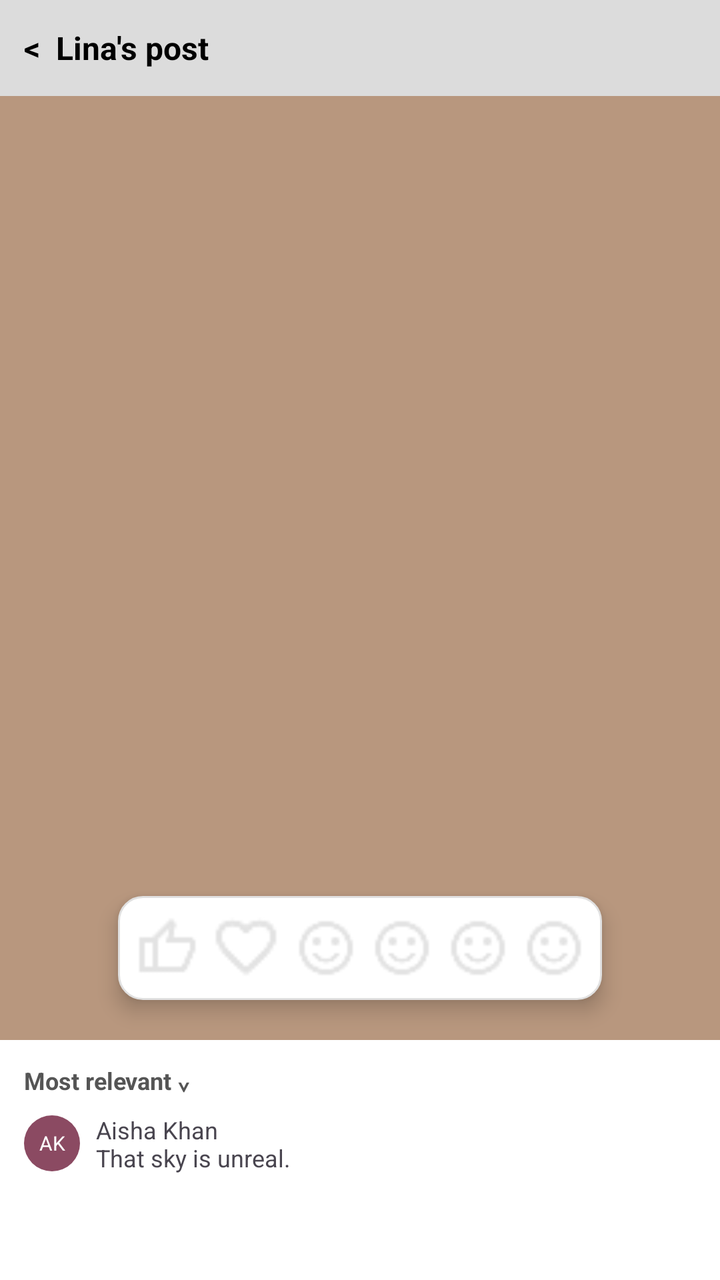
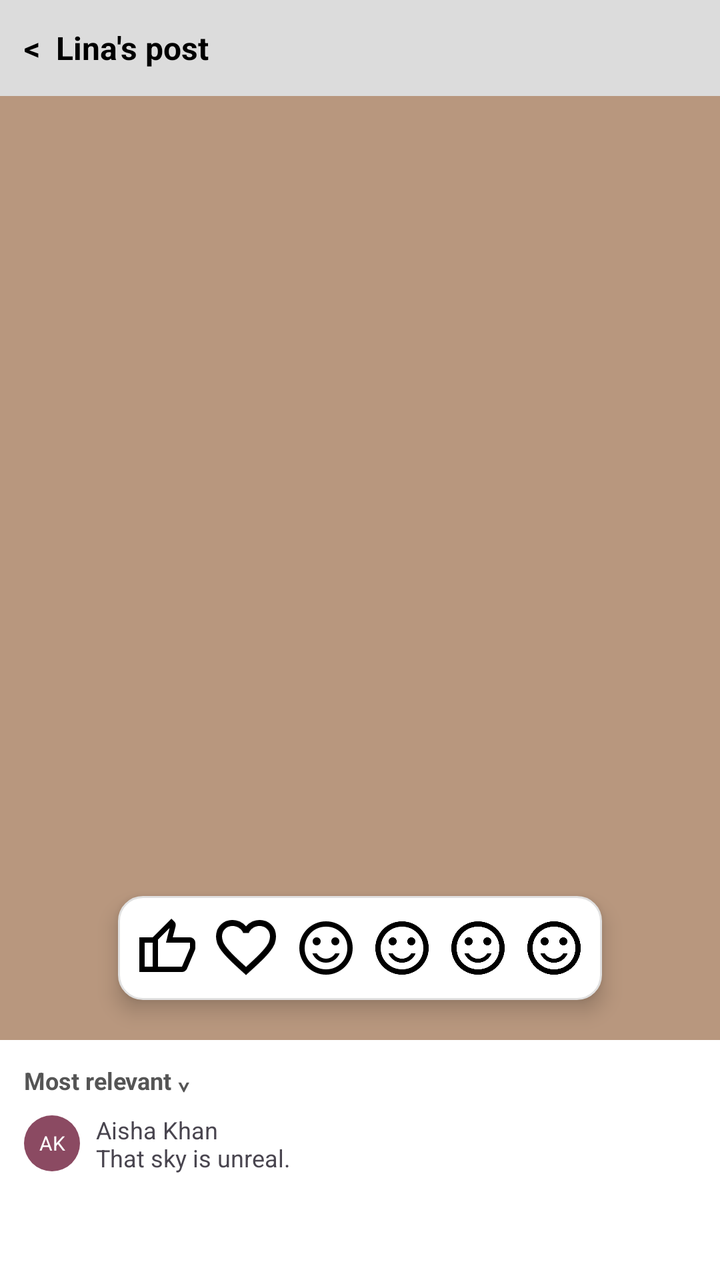

Before-and-after screenshots of an Android layout around one commit, followed by the original layout XML and the change that was made.
<!-- AndroidManifest.xml: application theme Theme.I230720_SMD_Assignment1 -->
<!-- res/layout/reaction_picker.xml -->
<?xml version="1.0" encoding="utf-8"?>
<FrameLayout xmlns:android="http://schemas.android.com/apk/res/android"
    android:layout_width="match_parent"
    android:layout_height="match_parent"
    android:background="#DCDCDC">

    <LinearLayout
        android:layout_width="match_parent"
        android:layout_height="match_parent"
        android:orientation="vertical">

        <LinearLayout
            android:layout_width="match_parent"
            android:layout_height="48dp"
            android:gravity="center_vertical"
            android:paddingStart="12dp">

            <TextView
                android:id="@+id/btnBack"
                android:layout_width="wrap_content"
                android:layout_height="wrap_content"
                android:text="&lt;  Lina's post"
                android:textColor="#000000"
                android:textSize="16sp"
                android:textStyle="bold" />
        </LinearLayout>

        <View
            android:layout_width="match_parent"
            android:layout_height="0dp"
            android:layout_weight="1"
            android:background="#B8977E" />

        <LinearLayout
            android:layout_width="match_parent"
            android:layout_height="120dp"
            android:background="#FFFFFF"
            android:orientation="vertical"
            android:padding="12dp">

            <TextView
                android:layout_width="wrap_content"
                android:layout_height="wrap_content"
                android:text="Most relevant ⌄"
                android:textColor="#555555"
                android:textSize="12sp"
                android:textStyle="bold" />

            <LinearLayout
                android:layout_width="match_parent"
                android:layout_height="wrap_content"
                android:layout_marginTop="8dp"
                android:gravity="center_vertical">

                <TextView
                    android:layout_width="28dp"
                    android:layout_height="28dp"
                    android:background="@drawable/avatar_circle"
                    android:backgroundTint="#8B4A62"
                    android:gravity="center"
                    android:text="AK"
                    android:textColor="#FFFFFF"
                    android:textSize="10sp" />

                <TextView
                    android:layout_width="wrap_content"
                    android:layout_height="wrap_content"
                    android:layout_marginStart="8dp"
                    android:text="Aisha Khan\nThat sky is unreal."
                    android:textSize="12sp" />
            </LinearLayout>
        </LinearLayout>
    </LinearLayout>

    <LinearLayout
        android:layout_width="wrap_content"
        android:layout_height="wrap_content"
        android:layout_gravity="center_horizontal|bottom"
        android:layout_marginBottom="140dp"
        android:background="@drawable/rounded_card"
        android:elevation="6dp"
        android:gravity="center_vertical"
        android:orientation="horizontal"
        android:padding="8dp">

        <ImageView
            android:layout_width="32dp"
            android:layout_height="32dp"
            android:contentDescription="Like"
            android:src="@drawable/like" />

        <ImageView
            android:layout_width="36dp"
            android:layout_height="36dp"
            android:layout_marginStart="6dp"
            android:contentDescription="Heart"
            android:src="@drawable/heart" />

        <ImageView
            android:layout_width="32dp"
            android:layout_height="32dp"
            android:layout_marginStart="6dp"
            android:contentDescription="Haha"
            android:src="@drawable/emoji" />

        <ImageView
            android:layout_width="32dp"
            android:layout_height="32dp"
            android:layout_marginStart="6dp"
            android:contentDescription="Wow"
            android:src="@drawable/emoji" />

        <ImageView
            android:layout_width="32dp"
            android:layout_height="32dp"
            android:layout_marginStart="6dp"
            android:contentDescription="Sad"
            android:src="@drawable/emoji" />

        <ImageView
            android:layout_width="32dp"
            android:layout_height="32dp"
            android:layout_marginStart="6dp"
            android:contentDescription="Angry"
            android:src="@drawable/emoji" />
    </LinearLayout>

</FrameLayout>
<!-- resources referenced by this layout -->
<resources>
  <!-- drawable avatar_circle (drawable) -->
  <?xml version="1.0" encoding="utf-8"?>
  <shape xmlns:android="http://schemas.android.com/apk/res/android"
      android:shape="oval">
      <solid android:color="#ffffff" />
  </shape>
  <!-- drawable emoji: png bitmap (drawable, 677 bytes) -->
  <!-- drawable heart: png bitmap (drawable, 629 bytes) -->
  <!-- drawable like: png bitmap (drawable, 404 bytes) -->
  <!-- drawable rounded_card (drawable) -->
  <?xml version="1.0" encoding="utf-8"?>
  <shape xmlns:android="http://schemas.android.com/apk/res/android"
      android:shape="rectangle">
      <solid android:color="#FFFFFF" />
      <corners android:radius="12dp" />
      <stroke android:width="1dp" android:color="#E0E0E0" />
  </shape>
  <style name="Theme.I230720_SMD_Assignment1" parent="Base.Theme.I230720_SMD_Assignment1" />
  <style name="Base.Theme.I230720_SMD_Assignment1" parent="Theme.Material3.DayNight.NoActionBar">
          
          
      </style>
</resources>

<!-- the commit's change to res/layout/reaction_picker.xml (unified diff, before → after) -->
@@ -87,42 +87,42 @@
             android:layout_width="32dp"
             android:layout_height="32dp"
             android:contentDescription="Like"
-            android:src="@drawable/like" />
+            android:src="@drawable/thumb_up" />
 
         <ImageView
             android:layout_width="36dp"
             android:layout_height="36dp"
             android:layout_marginStart="6dp"
             android:contentDescription="Heart"
-            android:src="@drawable/heart" />
+            android:src="@drawable/favorite" />
 
         <ImageView
             android:layout_width="32dp"
             android:layout_height="32dp"
             android:layout_marginStart="6dp"
             android:contentDescription="Haha"
-            android:src="@drawable/emoji" />
+            android:src="@drawable/sentiment_satisfied" />
 
         <ImageView
             android:layout_width="32dp"
             android:layout_height="32dp"
             android:layout_marginStart="6dp"
             android:contentDescription="Wow"
-            android:src="@drawable/emoji" />
+            android:src="@drawable/sentiment_satisfied" />
 
         <ImageView
             android:layout_width="32dp"
             android:layout_height="32dp"
             android:layout_marginStart="6dp"
             android:contentDescription="Sad"
-            android:src="@drawable/emoji" />
+            android:src="@drawable/sentiment_satisfied" />
 
         <ImageView
             android:layout_width="32dp"
             android:layout_height="32dp"
             android:layout_marginStart="6dp"
             android:contentDescription="Angry"
-            android:src="@drawable/emoji" />
+            android:src="@drawable/sentiment_satisfied" />
     </LinearLayout>
 
 </FrameLayout>
<!-- resource entries referenced after the edit -->
@@ -6,9 +6,15 @@
       android:shape="oval">
       <solid android:color="#ffffff" />
   </shape>
-  <!-- drawable emoji: png bitmap (drawable, 677 bytes) -->
-  <!-- drawable heart: png bitmap (drawable, 629 bytes) -->
-  <!-- drawable like: png bitmap (drawable, 404 bytes) -->
+  <!-- drawable favorite (drawable) -->
+  <vector xmlns:android="http://schemas.android.com/apk/res/android"
+      android:width="24dp"
+      android:height="24dp"
+      android:viewportWidth="24"
+      android:viewportHeight="24">
+      <path android:fillColor="@android:color/black"
+          android:pathData="M12,21l-1.45-1.3q-2.53-2.27-4.18-3.92q-1.65-1.65-2.63-2.96Q2.78,11.5 2.39,10.4T2,8.15Q2,5.8 3.58,4.22T7.5,2.65q1.3,0 2.48,0.55T12,4.75q0.85-1 2.03-1.55T16.5,2.65q2.35,0 3.93,1.57T22,8.15q0,1.15-0.39,2.25t-1.36,2.41q-0.97,1.31-2.63,2.96q-1.65,1.65-4.17,3.92L12,21Zm0-2.7q2.4-2.15 3.95-3.69t2.45-2.67t1.25-2.03Q20,9.02 20,8.15q0-1.5-1-2.5t-2.5-1q-1.17,0-2.17,0.66q-1,0.66-1.38,1.69h-1.9Q10.68,5.97 9.68,5.31T7.5,4.65q-1.5,0-2.5,1T4,8.15Q4,9.02 4.35,9.91T5.6,11.94t2.45,2.67T12,18.3Zm0-6.83Z"/>
+  </vector>
   <!-- drawable rounded_card (drawable) -->
   <?xml version="1.0" encoding="utf-8"?>
   <shape xmlns:android="http://schemas.android.com/apk/res/android"
@@ -17,6 +23,24 @@
       <corners android:radius="12dp" />
       <stroke android:width="1dp" android:color="#E0E0E0" />
   </shape>
+  <!-- drawable sentiment_satisfied (drawable) -->
+  <vector xmlns:android="http://schemas.android.com/apk/res/android"
+      android:width="24dp"
+      android:height="24dp"
+      android:viewportWidth="24"
+      android:viewportHeight="24">
+      <path android:fillColor="@android:color/black"
+          android:pathData="M15.5,11q0.63,0 1.06-0.44T17,9.5T16.56,8.44T15.5,8T14.44,8.44T14,9.5t0.44,1.06T15.5,11Zm-7,0q0.63,0 1.06-0.44T10,9.5T9.56,8.44T8.5,8T7.44,8.44T7,9.5t0.44,1.06T8.5,11Zm6.59,5.54Q16.48,15.58 17.1,14H15.45q-0.55,0.92-1.46,1.46T12,16t-1.99-0.54T8.55,14H6.9q0.63,1.57 2.01,2.54T12,17.5t3.09-0.96ZM8.1,21.21q-1.82-0.79-3.17-2.14Q3.58,17.73 2.79,15.9T2,12Q2,9.92 2.79,8.1Q3.58,6.27 4.93,4.93Q6.28,3.57 8.1,2.79Q9.93,2 12,2t3.9,0.79t3.17,2.14q1.35,1.35 2.14,3.17Q22,9.92 22,12t-0.79,3.9t-2.14,3.17q-1.35,1.35-3.17,2.14T12,22q-2.07,0-3.9-0.79ZM12,12Zm5.68,5.68Q20,15.35 20,12T17.68,6.32T12,4T6.33,6.32T4,12t2.33,5.68T12,20t5.68-2.32Z"/>
+  </vector>
+  <!-- drawable thumb_up (drawable) -->
+  <vector xmlns:android="http://schemas.android.com/apk/res/android"
+      android:width="24dp"
+      android:height="24dp"
+      android:viewportWidth="24"
+      android:viewportHeight="24">
+      <path android:fillColor="@android:color/black"
+          android:pathData="M18,21H7V8l7-7l1.25,1.25q0.18,0.17 0.29,0.47T15.65,3.3V3.65L14.55,8H21q0.8,0 1.4,0.6T23,10v2q0,0.17-0.05,0.38t-0.1,0.38l-3,7.05q-0.23,0.5-0.75,0.85T18,21ZM9,19h9l3-7V10H12l1.35-5.5L9,8.85V19ZM9,8.85V10v2v7V8.85ZM7,8v2H4v9H7v2H2V8H7Z"/>
+  </vector>
   <style name="Theme.I230720_SMD_Assignment1" parent="Base.Theme.I230720_SMD_Assignment1" />
   <style name="Base.Theme.I230720_SMD_Assignment1" parent="Theme.Material3.DayNight.NoActionBar">
           
